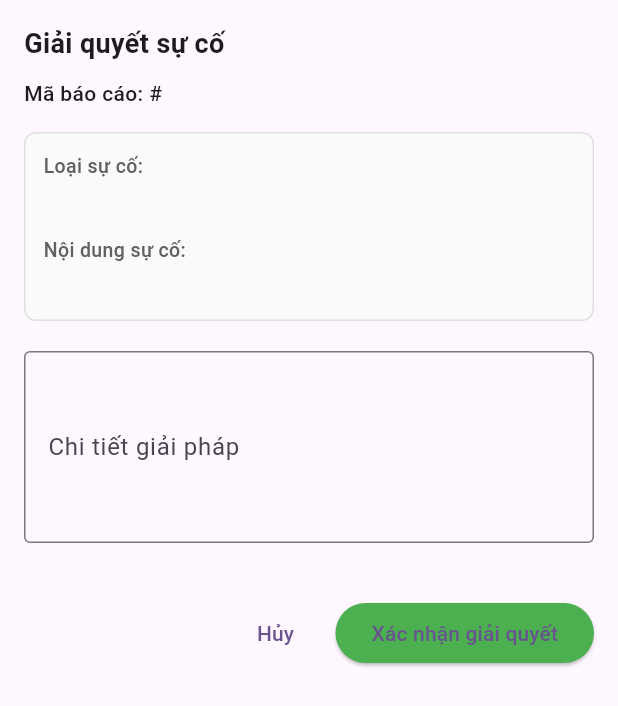
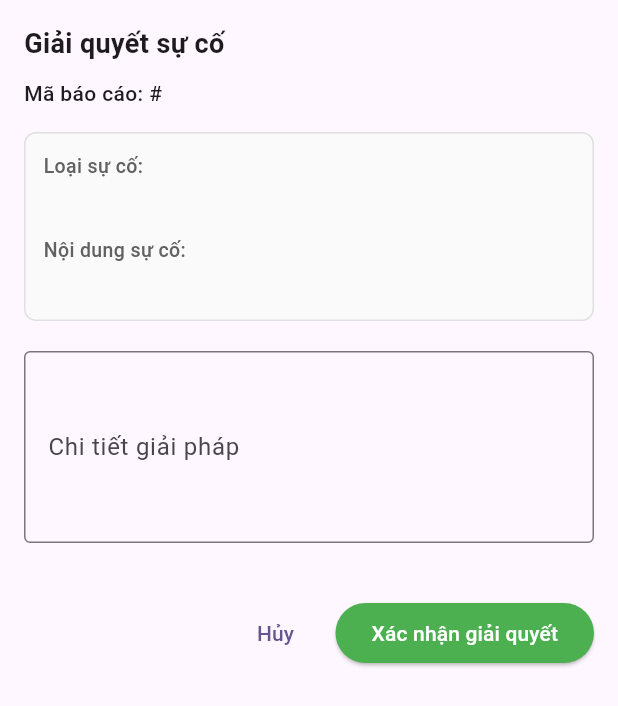
Before and after one commit to HienMinh56/MTCS-Mobile, a Flutter app: the ResolveIncidentDialog widget shown alone on an empty page, opened directly with empty values, on a phone screen of 412 x 824 dp. Shown: the top 706 px of the screen. Run offline on Flutter 3.47's test engine with Material 3 defaults, Android fonts, the phone set to English and light mode, and no system bars; our stand-ins replace cached_network_image, cloud_firestore, firebase_core, firebase_messaging, flutter_local_notifications, geocoding and 7 more; missing offline and left inert: dart:ffi, flutter_foreground_task, signalr_core; accounts and stored records are empty; network calls fail; statements that could not run were skipped.

Commit message:
fix: color of button

```diff
--- a/driverapp/lib/components/trip_detail/resolve_incident_dialog.dart
+++ b/driverapp/lib/components/trip_detail/resolve_incident_dialog.dart
@@ -189,7 +189,7 @@ class _ResolveIncidentDialogState extends State<ResolveIncidentDialog> {
                 style: ElevatedButton.styleFrom(
                   backgroundColor: Colors.green,
                 ),
-                child: const Text('Xác nhận giải quyết'),
+                child: const Text('Xác nhận giải quyết', style: TextStyle(color: Colors.white)),
               ),
             ],
           ),
```
